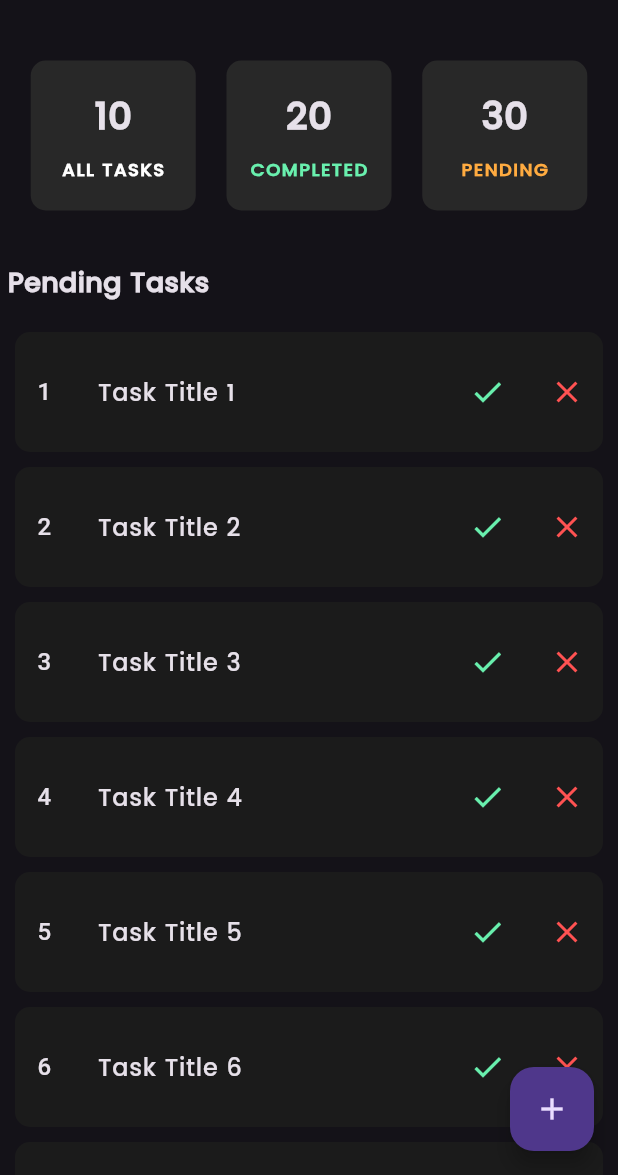
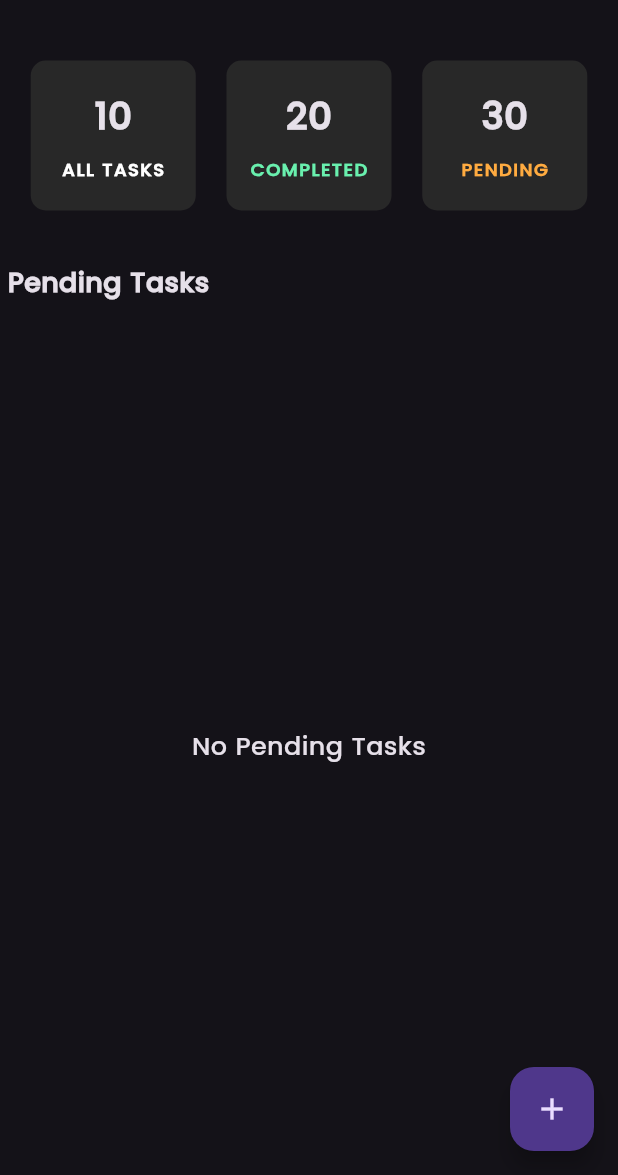
Before and after one commit to MohamdAshiq/task_manager, a Flutter app: the screen it shows after launch, on a phone screen of 412 x 824 dp, the part 61-1236 px from its top. Run offline on Flutter 3.47's test engine with Material 3 defaults, Android fonts, the phone set to English and light mode, and no system bars.

Commit message:
Implemented the functionality of adding Pending Tasks using Provider.

```diff
--- a/lib/main.dart
+++ b/lib/main.dart
@@ -1,4 +1,6 @@
 import 'package:flutter/material.dart';
+import 'package:provider/provider.dart';
+import 'package:task_manager/notifiers/tasks_controller.dart';
 import 'package:task_manager/views/home_page.dart';
 
 void main() {
@@ -11,11 +13,14 @@ class MyApp extends StatelessWidget {
 
   @override
   Widget build(BuildContext context) {
-    return MaterialApp(
-      title: "Task Manager",
-      debugShowCheckedModeBanner: false,
-      theme: ThemeData.dark(),
-      home: HomePage(),
+    return ChangeNotifierProvider(
+      create: (context) => TasksController(),
+      child: MaterialApp(
+        title: "Task Manager",
+        debugShowCheckedModeBanner: false,
+        theme: ThemeData.dark(),
+        home: HomePage(),
+      ),
     );
   }
 }
--- /dev/null
+++ b/lib/models/task_model.dart
@@ -0,0 +1,6 @@
+class TaskModel {
+  final String taskName;
+  final bool isCompleted;
+
+  TaskModel({required this.taskName, required this.isCompleted});
+}
--- /dev/null
+++ b/lib/notifiers/tasks_controller.dart
@@ -0,0 +1,12 @@
+import 'package:flutter/foundation.dart';
+import 'package:task_manager/models/task_model.dart';
+
+class TasksController extends ChangeNotifier {
+  final List<TaskModel> _pendingTasks = [];
+  List<TaskModel> get pendingTasks => _pendingTasks;
+
+  void addToPendingTasks(TaskModel taskmodel) {
+    _pendingTasks.add(taskmodel);
+    notifyListeners();
+  }
+}
--- a/lib/views/home_page.dart
+++ b/lib/views/home_page.dart
@@ -1,4 +1,6 @@
 import 'package:flutter/material.dart';
+import 'package:provider/provider.dart';
+import 'package:task_manager/notifiers/tasks_controller.dart';
 import 'package:task_manager/widgets/custom_floating_action_button_widget.dart';
 import 'package:task_manager/widgets/task_stats_cards_section.dart';
 
@@ -47,23 +49,34 @@ class HomePage extends StatelessWidget {
               ),
             ),
             Expanded(
-              child: ListView.separated(
-                separatorBuilder: (context, index) => SizedBox(height: 10),
-                padding: EdgeInsets.symmetric(vertical: 10, horizontal: 10),
-                itemCount: 20,
+              child: Consumer<TasksController>(
+                builder: (context, controller, child) =>
+                    controller.pendingTasks.isNotEmpty
+                    ? ListView.separated(
+                        separatorBuilder: (context, index) =>
+                            SizedBox(height: 10),
+                        padding: EdgeInsets.symmetric(
+                          vertical: 10,
+                          horizontal: 10,
+                        ),
+                        itemCount: controller.pendingTasks.length,
                         itemBuilder: (context, index) => ListTile(
                           minTileHeight: 70,
                           shape: RoundedRectangleBorder(
                             borderRadius: BorderRadiusGeometry.circular(10),
                           ),
-                  contentPadding: EdgeInsets.only(top: 5, bottom: 5, left: 15),
+                          contentPadding: EdgeInsets.only(
+                            top: 5,
+                            bottom: 5,
+                            left: 15,
+                          ),
                           tileColor: const Color.fromARGB(255, 27, 27, 27),
                           leading: Text(
                             "${index + 1}",
                             style: Theme.of(context).textTheme.titleMedium,
                           ),
                           title: Text(
-                    "Task Title ${index + 1}",
+                            controller.pendingTasks[index].taskName,
                             style: TextStyle(fontFamily: "Poppins"),
                           ),
                           trailing: Row(
@@ -73,14 +86,27 @@ class HomePage extends StatelessWidget {
                               IconButton(
                                 tooltip: "Mark as Completed",
                                 onPressed: () {},
-                        icon: Icon(Icons.done, color: Colors.greenAccent),
+                                icon: Icon(
+                                  Icons.done,
+                                  color: Colors.greenAccent,
+                                ),
                               ),
                               IconButton(
                                 tooltip: "Delete Task",
                                 onPressed: () {},
-                        icon: Icon(Icons.close, color: Colors.redAccent),
+                                icon: Icon(
+                                  Icons.close,
+                                  color: Colors.redAccent,
+                                ),
                               ),
                             ],
+                          ),
+                        ),
+                      )
+                    : Center(
+                        child: Text(
+                          "No Pending Tasks",
+                          style: TextStyle(fontFamily: "Poppins", fontSize: 17),
                         ),
                       ),
               ),
--- a/lib/widgets/custom_floating_action_button_widget.dart
+++ b/lib/widgets/custom_floating_action_button_widget.dart
@@ -1,7 +1,31 @@
 import 'package:flutter/material.dart';
+import 'package:provider/provider.dart';
+import 'package:task_manager/models/task_model.dart';
+import 'package:task_manager/notifiers/tasks_controller.dart';
 
-class CustomFloatingActionButtonWidget extends StatelessWidget {
+class CustomFloatingActionButtonWidget extends StatefulWidget {
   const CustomFloatingActionButtonWidget({super.key});
+
+  @override
+  State<CustomFloatingActionButtonWidget> createState() =>
+      _CustomFloatingActionButtonWidgetState();
+}
+
+class _CustomFloatingActionButtonWidgetState
+    extends State<CustomFloatingActionButtonWidget> {
+  late TextEditingController taskController;
+
+  @override
+  void initState() {
+    taskController = TextEditingController();
+    super.initState();
+  }
+
+  @override
+  void dispose() {
+    taskController.dispose();
+    super.dispose();
+  }
 
   @override
   Widget build(BuildContext context) {
@@ -20,6 +44,7 @@ class CustomFloatingActionButtonWidget extends StatelessWidget {
             content: SizedBox(
               width: double.maxFinite,
               child: TextFormField(
+                controller: taskController,
                 style: TextStyle(fontFamily: "Poppins"),
                 decoration: InputDecoration(
                   hintText: "Enter Task Name",
@@ -35,7 +60,19 @@ class CustomFloatingActionButtonWidget extends StatelessWidget {
                 onPressed: () => Navigator.pop(context),
                 child: Text("CANCEL"),
               ),
-              TextButton(onPressed: () {}, child: Text("OK")),
+              TextButton(
+                onPressed: () {
+                  context.read<TasksController>().addToPendingTasks(
+                    TaskModel(
+                      taskName: taskController.text.trim(),
+                      isCompleted: false,
+                    ),
+                  );
+                  Navigator.pop(context);
+                  taskController.clear();
+                },
+                child: Text("OK"),
+              ),
             ],
           ),
         );
```
Also changed, not shown: pubspec.yaml (+4 -10 lines), pubspec.lock. Lines whose indentation alone changed are shown as unchanged.
